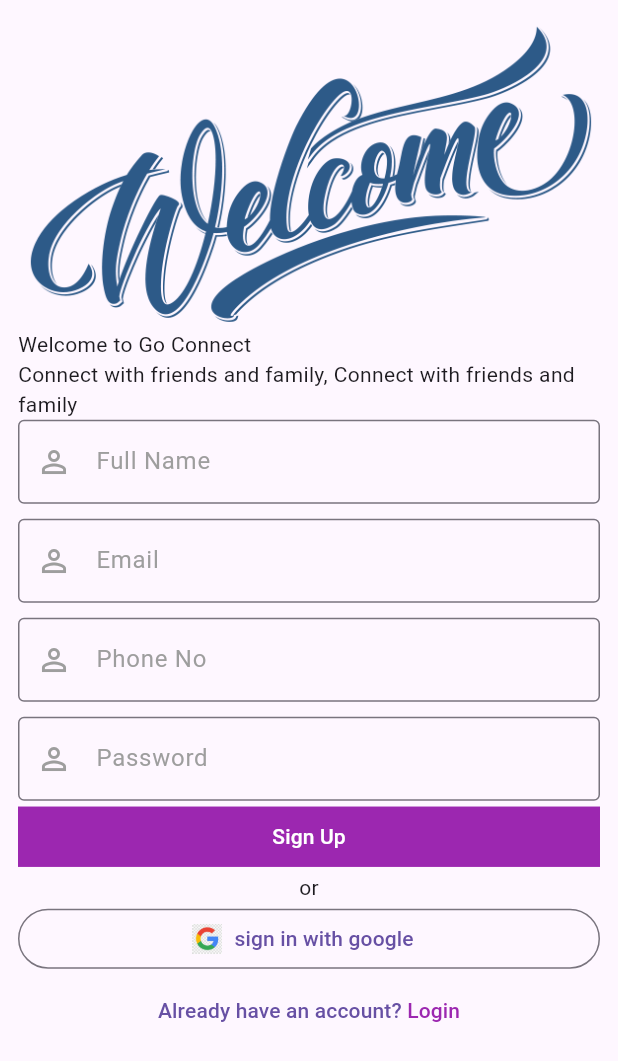
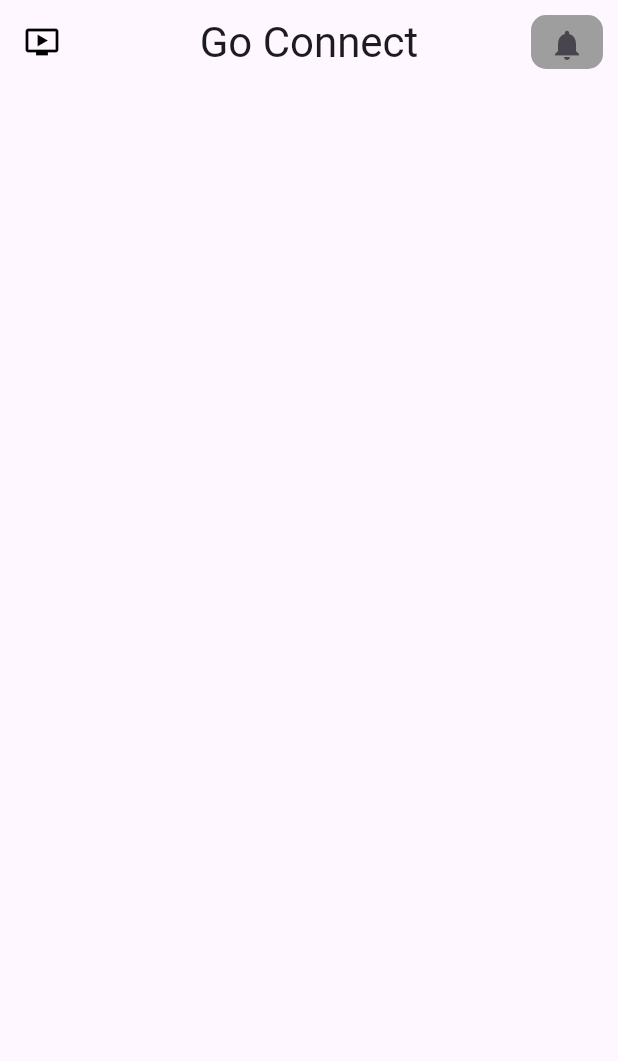
Before and after one commit to JaneeshaJ2001/Flutter-with-Firebase-Authentication, a Flutter app: the SignUpScreen screen opened directly, after a tap on "Sign Up", on a phone screen of 412 x 824 dp. Shown: the top 1061 px of the screen. Run offline on Flutter 3.47's test engine with Material 3 defaults, Android fonts, the phone set to English and light mode, and no system bars; our stand-ins replace get.

Commit message:
dashboard screen added

```diff
--- /dev/null
+++ b/lib/src/screens/dashboard.dart
@@ -0,0 +1,32 @@
+import 'package:flutter/material.dart';
+
+class Dashboard extends StatelessWidget {
+  const Dashboard({super.key});
+
+  @override
+  Widget build(BuildContext context) {
+    return Scaffold(
+      appBar: AppBar(
+        leading: const Icon(Icons.ondemand_video, color: Colors.black),
+        title: Text('Go Connect',
+            style: Theme.of(context).textTheme.headlineMedium),
+        centerTitle: true,
+        elevation: 0.0,
+        backgroundColor: Colors.transparent,
+        actions: [
+          Container(
+            margin: const EdgeInsets.all(10.0),
+            decoration: BoxDecoration(
+              color: Colors.grey,
+              borderRadius: BorderRadius.circular(10.0),
+            ),
+            child: IconButton(
+              icon: const Icon(Icons.notifications),
+              onPressed: () {},
+            ),
+          )
+        ],
+      ),
+    );
+  }
+}
--- a/lib/src/screens/login_screen.dart
+++ b/lib/src/screens/login_screen.dart
@@ -1,3 +1,4 @@
+import 'package:authentication_app/src/screens/dashboard.dart';
 import 'package:authentication_app/src/screens/signup_screen.dart';
 import 'package:flutter/material.dart';
 import 'package:get/get.dart';
@@ -56,8 +57,7 @@ class LoginScreen extends StatelessWidget {
                 SizedBox(
                   width: double.infinity,
                   child: ElevatedButton(
-                      //onPressed: () => Get.to(() => Dashboard()),
-                      onPressed: () {},
+                      onPressed: () => Get.to(() => Dashboard()),
                       child: const Text('Login'),
                       style: OutlinedButton.styleFrom(
                           elevation: 0.0,
--- a/lib/src/screens/signup_screen.dart
+++ b/lib/src/screens/signup_screen.dart
@@ -1,3 +1,4 @@
+import 'package:authentication_app/src/screens/dashboard.dart';
 import 'package:authentication_app/src/screens/login_screen.dart';
 import 'package:flutter/material.dart';
 import 'package:get/get.dart';
@@ -92,8 +93,7 @@ class SignUpScreen extends StatelessWidget {
                 SizedBox(
                   width: double.infinity,
                   child: ElevatedButton(
-                      onPressed: () {},
-                      //onPressed: () => Get.to(() => Dashboard()),
+                      onPressed: () => Get.to(() => Dashboard()),
                       child: const Text('Sign Up'),
                       style: OutlinedButton.styleFrom(
                           elevation: 0.0,
```
